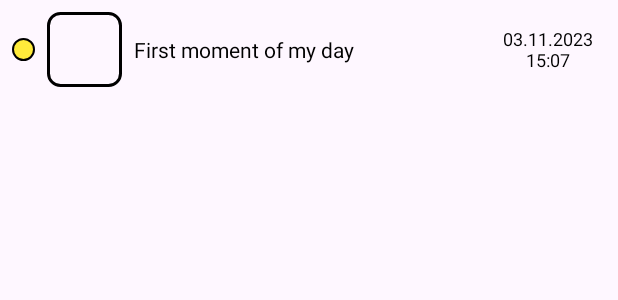
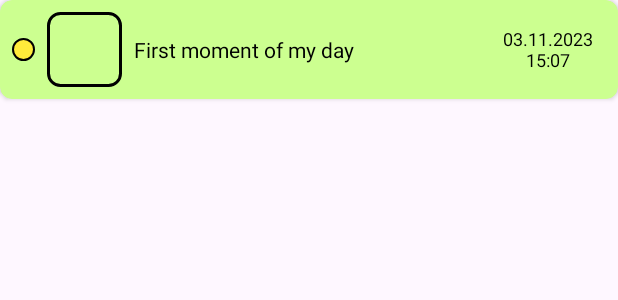
Before and after one commit to vlmrkv/CatchTheMoment, an Android app: the layout moments_item.xml on its own in the app's theme, with its tools: preview values and no code run, on a phone screen of 412 x 824 dp. Shown: the top 300 px of the screen. Run offline under Robolectric (Android 15) with nearby library versions, the phone set to English and light mode, and no system bars.

```diff
--- a/app/src/main/java/com/mrkv/catchthemoment/MomentsAdapter.kt
+++ b/app/src/main/java/com/mrkv/catchthemoment/MomentsAdapter.kt
@@ -28,7 +28,7 @@ class MomentsAdapter(private val dataList: List<MomentsData>) : RecyclerView.Ada
         val data = dataList[position]
         // attach data to holder
         holder.indicator.setImageResource(data.indicatorResId)
-        holder.momentImage.setImageURI(data.momentImageResId)
+        holder.momentImage.setImageBitmap(data.momentImageResId)
         holder.momentText.text = data.momentTextResId
         holder.momentDate.text = data.momentDateResId
     }
--- a/app/src/main/java/com/mrkv/catchthemoment/MomentsData.kt
+++ b/app/src/main/java/com/mrkv/catchthemoment/MomentsData.kt
@@ -1,10 +1,10 @@
 package com.mrkv.catchthemoment
 
-import android.net.Uri
+import android.graphics.Bitmap
 
 data class MomentsData (
     val indicatorResId: Int,
-    val momentImageResId: Uri?,
+    val momentImageResId: Bitmap?,
     val momentTextResId: String?,
     val momentDateResId: String?
 )
--- a/app/src/main/res/layout/moments_item.xml
+++ b/app/src/main/res/layout/moments_item.xml
@@ -1,8 +1,17 @@
 <?xml version="1.0" encoding="utf-8"?>
-<LinearLayout xmlns:android="http://schemas.android.com/apk/res/android"
+
+<androidx.cardview.widget.CardView xmlns:android="http://schemas.android.com/apk/res/android"
     android:layout_width="match_parent"
     android:layout_height="wrap_content"
-    xmlns:tools="http://schemas.android.com/tools"
+    xmlns:app="http://schemas.android.com/apk/res-auto"
+    app:cardCornerRadius="8dp"
+    android:elevation="4dp"
+    android:backgroundTint="#CCFF90"
+    xmlns:tools="http://schemas.android.com/tools">
+
+    <LinearLayout
+        android:layout_width="match_parent"
+        android:layout_height="wrap_content"
         android:orientation="horizontal">
 
         <ImageView
@@ -58,3 +67,5 @@
             android:layout_gravity="center_vertical"/>
 
     </LinearLayout>
+
+</androidx.cardview.widget.CardView>
```
Also changed, not shown: app/src/main/java/com/mrkv/catchthemoment/MainActivity.kt (+18 -8 lines), app/src/main/java/com/mrkv/catchthemoment/MomentsActivity.kt (+23 -6 lines). Lines whose indentation alone changed are shown as unchanged.
